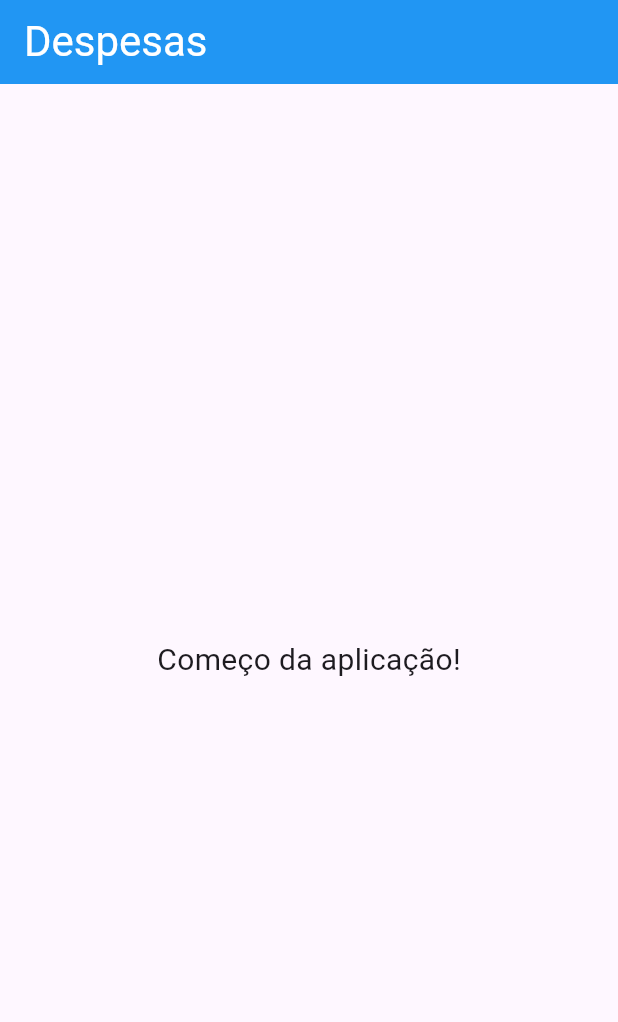
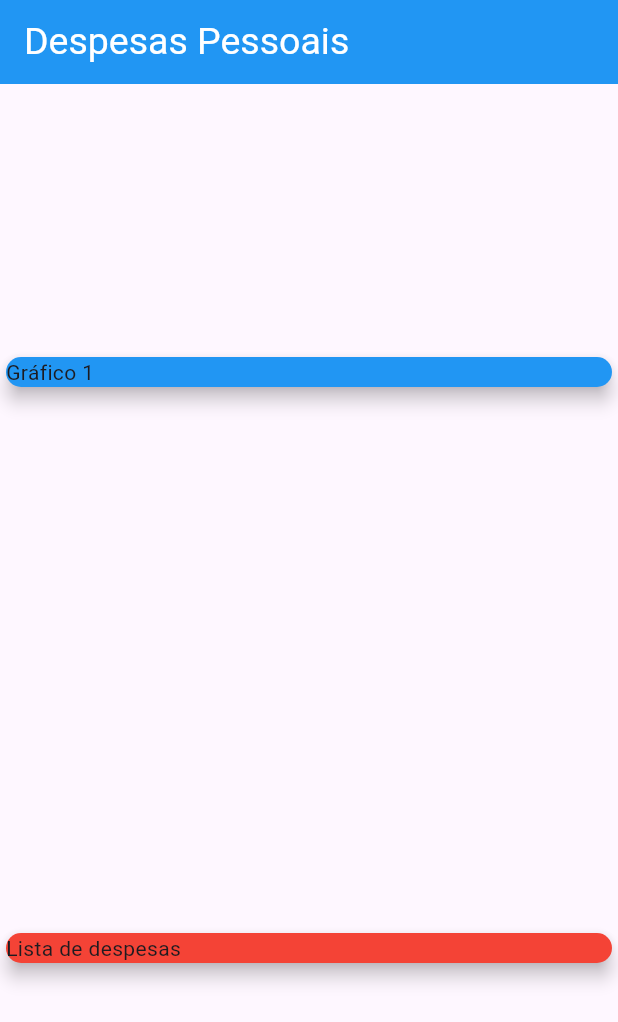
Before and after one commit to Leonardo-Toledo-Alves-Costa/despesas_app, a Flutter app: the screen it shows after launch, on a phone screen of 412 x 824 dp. Shown: the top 1022 px of the screen. Run offline on Flutter 3.47's test engine with Material 3 defaults, Android fonts, the phone set to English and light mode, and no system bars.

Commit message:
Mudanças no body do aplicativo + planejamento de botões

```diff
--- a/lib/main.dart
+++ b/lib/main.dart
@@ -20,15 +20,28 @@ class HomePage extends StatelessWidget {
     return Scaffold(
       appBar: AppBar(
         title: const Text(
-        'Despesas',
-        style: TextStyle(fontSize: 28, color: Colors.white),
+        'Despesas Pessoais',
+        style: TextStyle(fontSize: 25, color: Colors.white)
            ),
       backgroundColor: Colors.blue,
       ),
-      body: Center(child: Text(
-        'Começo da aplicação!',
-        style: TextStyle(fontSize: 20),
-        )
+      body: Column(
+        mainAxisAlignment: MainAxisAlignment.spaceAround,
+        crossAxisAlignment: CrossAxisAlignment.stretch,
+        children: <Widget>[
+          Container(
+            child: Card(
+                color: Colors.blue,
+                elevation: 5,
+                child: Text('Gráfico 1'),
+            ),
+          ),
+        Card(
+                color: Colors.red,
+                elevation: 5,
+                child: Text('Lista de despesas'),
+          )
+        ]
       ),
     );
   }
```
